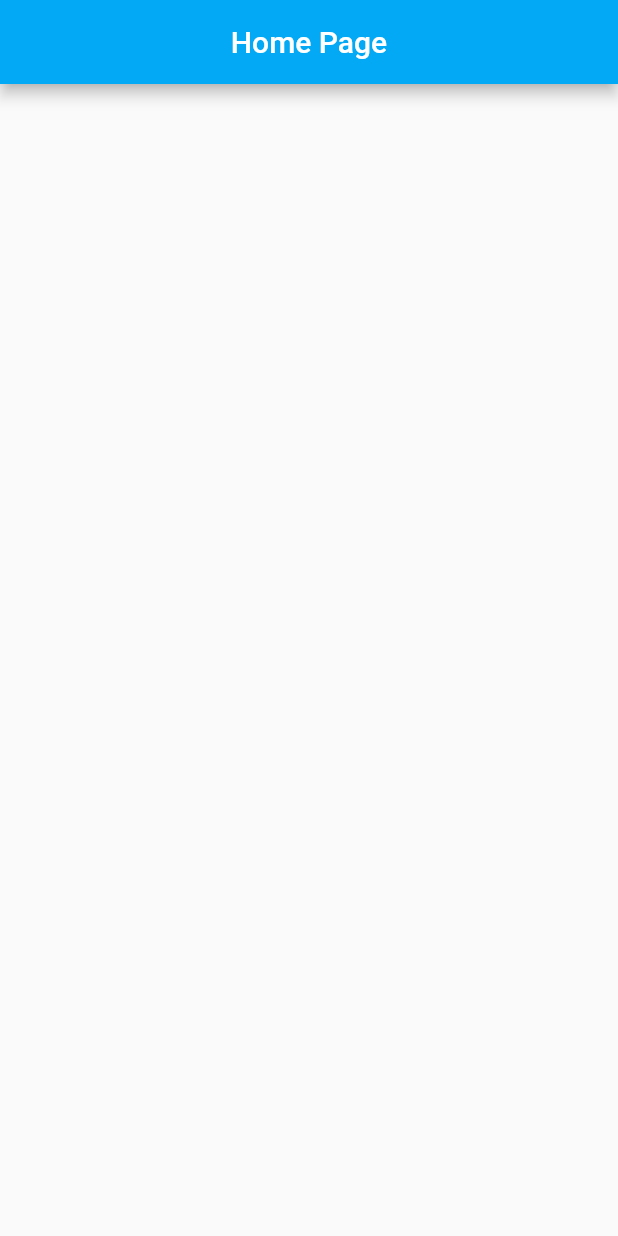
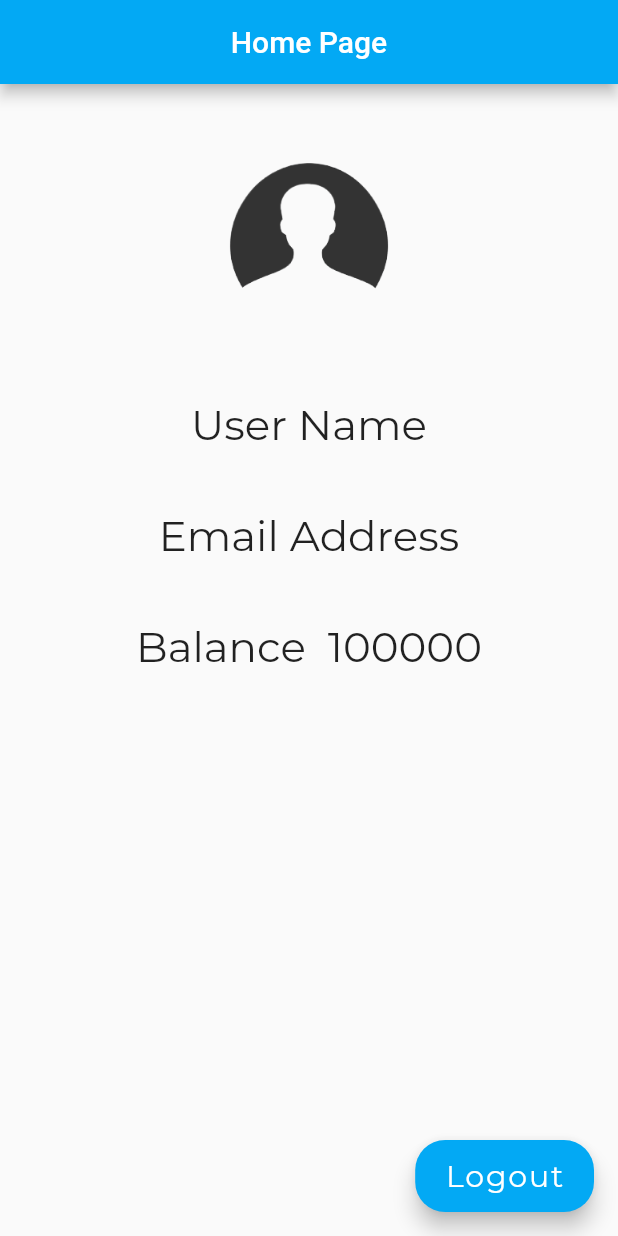
Before and after one commit to BeepLoveKarki/sajilomart, a Flutter app: the Home screen opened directly, on a phone screen of 412 x 824 dp. Run offline on Flutter 3.47's test engine with Material 2 defaults, Android fonts, the light colour scheme and no system bars; our stand-ins replace image_picker.

Commit message:
Home page added

```diff
--- a/ui_ux/lib/home.dart
+++ b/ui_ux/lib/home.dart
@@ -1,4 +1,5 @@
 import 'package:flutter/material.dart';
+import 'login.dart';
 
 class Home extends StatefulWidget {
   @override
@@ -6,16 +7,76 @@ class Home extends StatefulWidget {
 }
 
 class _HomeState extends State<Home> {
-
-  int balance = 10000;
-
   @override
   Widget build(BuildContext context) {
     return Scaffold(
       appBar: AppBar(
-        title: Text("Home Page",style: TextStyle(color:Colors.white),),
-        centerTitle: true ,
+        title: Text(
+          "Home Page",
+          style: TextStyle(color: Colors.white),
+        ),
+        centerTitle: true,
         automaticallyImplyLeading: false,
+      ),
+      body: SingleChildScrollView(
+        child: Center(
+          child: Column(
+            children: <Widget>[
+              Padding(
+                  padding: const EdgeInsets.all(20.0),
+                  child: Image.asset(
+                    "assets/avatar.png",
+                    width: 120.0,
+                    height: 150.0,
+                  ),
+                ),
+                Padding(
+                  padding: const EdgeInsets.all(20.0),
+                  child: Text(
+                    "User Name",
+                    style: TextStyle(
+                      fontFamily: 'Montserrat',
+                      fontSize: 28.0,
+                    ),
+                  ),
+                ),
+              Padding(
+                padding: const EdgeInsets.all(20.0),
+                child: Text(
+                  "Email Address",
+                  style: TextStyle(
+                    fontFamily: 'Montserrat',
+                    fontSize: 28.0,
+                  ),
+                ),
+              ),
+              Padding(
+                padding: const EdgeInsets.all(20.0),
+                child: Text(
+                  "Balance\t\t100000",
+                  style: TextStyle(
+                    fontFamily: 'Montserrat',
+                    fontSize: 28.0,
+                  ),
+                ),
+              ),
+            ],
+          ),
+        ),
+      ),
+      floatingActionButton: FloatingActionButton.extended(
+        label: Text('Logout', style: TextStyle(fontSize: 20.0, fontFamily: 'Montserrat'),),
+        onPressed: () {
+          Navigator.pushAndRemoveUntil(
+            context,
+            MaterialPageRoute(builder: (context) => LoginPage()),
+            (Route<dynamic> route) => false,
+          );
+        },
+        foregroundColor: Colors.white,
+        // icon: Icon(Icons.get_app),
+        shape: RoundedRectangleBorder(
+            borderRadius: BorderRadius.all(Radius.circular(20.0))),
       ),
     );
   }
--- a/ui_ux/pubspec.yaml
+++ b/ui_ux/pubspec.yaml
@@ -21,6 +21,7 @@ dependencies:
     sdk: flutter
   image_picker: ^0.4.5
   path:
+
 
   # The following adds the Cupertino Icons font to your application.
   # Use with the CupertinoIcons class for iOS style icons.
```
Also changed, not shown: ui_ux/lib/explore.dart (added, +23 -0 lines).
